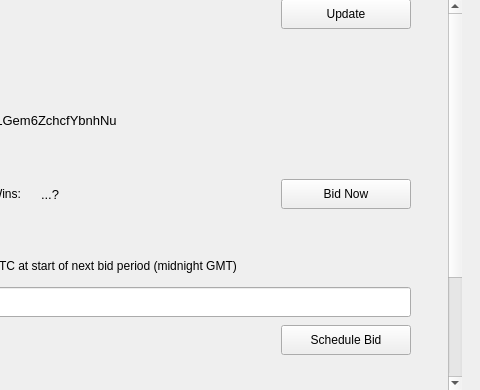
Before: the Qt Designer form src/qt/forms/bidpage.ui in tlc2/bitcredit-2.0-client, drawn with Qt 5; both pictures show x 369 to 849 and y 0 to 390 of the 849 by 390 pixel window.
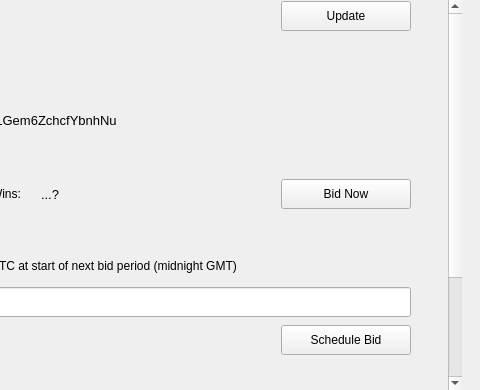
After: the same form once the commit is applied.

```diff
--- a/src/qt/forms/bidpage.ui
+++ b/src/qt/forms/bidpage.ui
@@ -38,7 +38,7 @@
     <property name="geometry">
      <rect>
       <x>0</x>
-      <y>-146</y>
+      <y>0</y>
       <width>814</width>
       <height>536</height>
      </rect>
@@ -808,7 +808,7 @@
      <property name="geometry">
       <rect>
        <x>650</x>
-       <y>-1</y>
+       <y>1</y>
        <width>130</width>
        <height>30</height>
       </rect>
```
Left out of the diff: 2 changed lines with no effect on the pictures.
